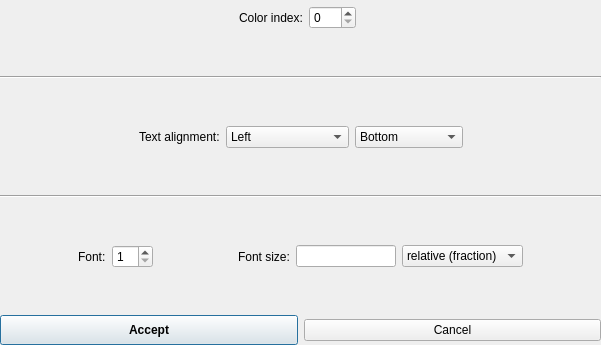
Old version of the form ants3bundle/src/ants3/gui/aroottextconfigurator.ui in the repository andrmor/ANTS3bundle.
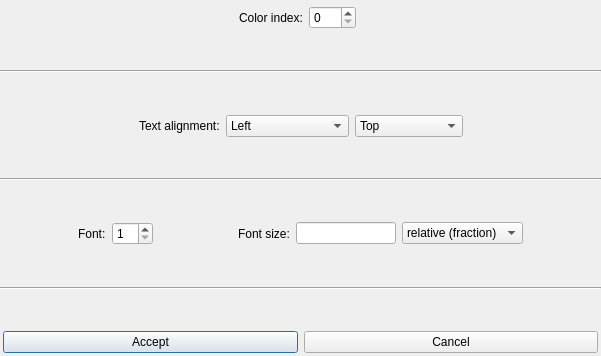
New version of the form.

Patch:
```diff
--- a/ants3bundle/src/ants3/gui/aroottextconfigurator.ui
+++ b/ants3bundle/src/ants3/gui/aroottextconfigurator.ui
@@ -7,7 +7,7 @@
     <x>0</x>
     <y>0</y>
     <width>601</width>
-    <height>345</height>
+    <height>356</height>
    </rect>
   </property>
   <property name="sizePolicy">
@@ -35,10 +35,10 @@
    <item>
     <widget class="QFrame" name="frColorPanel">
      <property name="frameShape">
-      <enum>QFrame::StyledPanel</enum>
+      <enum>QFrame::Shape::StyledPanel</enum>
      </property>
      <property name="frameShadow">
-      <enum>QFrame::Raised</enum>
+      <enum>QFrame::Shadow::Raised</enum>
      </property>
     </widget>
    </item>
@@ -47,7 +47,7 @@
      <item>
       <spacer name="horizontalSpacer">
        <property name="orientation">
-        <enum>Qt::Horizontal</enum>
+        <enum>Qt::Orientation::Horizontal</enum>
        </property>
        <property name="sizeHint" stdset="0">
         <size>
@@ -74,17 +74,17 @@
      <item>
       <widget class="QFrame" name="frCol">
        <property name="frameShape">
-        <enum>QFrame::Box</enum>
+        <enum>QFrame::Shape::Box</enum>
        </property>
        <property name="frameShadow">
-        <enum>QFrame::Raised</enum>
+        <enum>QFrame::Shadow::Raised</enum>
        </property>
       </widget>
      </item>
      <item>
       <spacer name="horizontalSpacer_2">
        <property name="orientation">
-        <enum>Qt::Horizontal</enum>
+        <enum>Qt::Orientation::Horizontal</enum>
        </property>
        <property name="sizeHint" stdset="0">
         <size>
@@ -99,7 +99,7 @@
    <item>
     <spacer name="verticalSpacer_3">
      <property name="orientation">
-      <enum>Qt::Vertical</enum>
+      <enum>Qt::Orientation::Vertical</enum>
      </property>
      <property name="sizeHint" stdset="0">
       <size>
@@ -112,14 +112,14 @@
    <item>
     <widget class="Line" name="line">
      <property name="orientation">
-      <enum>Qt::Horizontal</enum>
+      <enum>Qt::Orientation::Horizontal</enum>
      </property>
     </widget>
    </item>
    <item>
     <spacer name="verticalSpacer_6">
      <property name="orientation">
-      <enum>Qt::Vertical</enum>
+      <enum>Qt::Orientation::Vertical</enum>
      </property>
      <property name="sizeHint" stdset="0">
       <size>
@@ -134,7 +134,7 @@
      <item>
       <spacer name="horizontalSpacer_3">
        <property name="orientation">
-        <enum>Qt::Horizontal</enum>
+        <enum>Qt::Orientation::Horizontal</enum>
        </property>
        <property name="sizeHint" stdset="0">
         <size>
@@ -172,27 +172,27 @@
      </item>
      <item>
       <widget class="QComboBox" name="cobVerticalAlignment">
-       <item>
-        <property name="text">
-         <string>Bottom</string>
-        </property>
-       </item>
-       <item>
-        <property name="text">
-         <string>Vertical center</string>
-        </property>
-       </item>
        <item>
         <property name="text">
          <string>Top</string>
         </property>
        </item>
+       <item>
+        <property name="text">
+         <string>Vertical center</string>
+        </property>
+       </item>
+       <item>
+        <property name="text">
+         <string>Bottom</string>
+        </property>
+       </item>
       </widget>
      </item>
      <item>
       <spacer name="horizontalSpacer_4">
        <property name="orientation">
-        <enum>Qt::Horizontal</enum>
+        <enum>Qt::Orientation::Horizontal</enum>
        </property>
        <property name="sizeHint" stdset="0">
         <size>
@@ -207,7 +207,7 @@
    <item>
     <spacer name="verticalSpacer">
      <property name="orientation">
-      <enum>Qt::Vertical</enum>
+      <enum>Qt::Orientation::Vertical</enum>
      </property>
      <property name="sizeHint" stdset="0">
       <size>
@@ -220,14 +220,14 @@
    <item>
     <widget class="Line" name="lineAlign">
      <property name="orientation">
-      <enum>Qt::Horizontal</enum>
+      <enum>Qt::Orientation::Horizontal</enum>
      </property>
     </widget>
    </item>
    <item>
     <spacer name="verticalSpacer_5">
      <property name="orientation">
-      <enum>Qt::Vertical</enum>
+      <enum>Qt::Orientation::Vertical</enum>
      </property>
      <property name="sizeHint" stdset="0">
       <size>
@@ -242,7 +242,7 @@
      <item>
       <spacer name="horizontalSpacer_6">
        <property name="orientation">
-        <enum>Qt::Horizontal</enum>
+        <enum>Qt::Orientation::Horizontal</enum>
        </property>
        <property name="sizeHint" stdset="0">
         <size>
@@ -272,7 +272,7 @@
      <item>
       <spacer name="horizontalSpacer_7">
        <property name="orientation">
-        <enum>Qt::Horizontal</enum>
+        <enum>Qt::Orientation::Horizontal</enum>
        </property>
        <property name="sizeHint" stdset="0">
         <size>
@@ -316,7 +316,7 @@
      <item>
       <spacer name="horizontalSpacer_8">
        <property name="orientation">
-        <enum>Qt::Horizontal</enum>
+        <enum>Qt::Orientation::Horizontal</enum>
        </property>
        <property name="sizeHint" stdset="0">
         <size>
@@ -328,10 +328,30 @@
      </item>
     </layout>
    </item>
+   <item>
+    <spacer name="verticalSpacer_7">
+     <property name="orientation">
+      <enum>Qt::Orientation::Vertical</enum>
+     </property>
+     <property name="sizeHint" stdset="0">
+      <size>
+       <width>20</width>
+       <height>20</height>
+      </size>
+     </property>
+    </spacer>
+   </item>
+   <item>
+    <widget class="Line" name="line_2">
+     <property name="orientation">
+      <enum>Qt::Orientation::Horizontal</enum>
+     </property>
+    </widget>
+   </item>
    <item>
     <spacer name="verticalSpacer_2">
      <property name="orientation">
-      <enum>Qt::Vertical</enum>
+      <enum>Qt::Orientation::Vertical</enum>
      </property>
      <property name="sizeHint" stdset="0">
       <size>
@@ -346,18 +366,33 @@
      <property name="topMargin">
       <number>0</number>
      </property>
+     <item>
+      <spacer name="horizontalSpacer_5">
+       <property name="orientation">
+        <enum>Qt::Orientation::Horizontal</enum>
+       </property>
+       <property name="sizeType">
+        <enum>QSizePolicy::Policy::Fixed</enum>
+       </property>
+       <property name="sizeHint" stdset="0">
+        <size>
+         <width>3</width>
+         <height>20</height>
+        </size>
+       </property>
+      </spacer>
+     </item>
      <item>
       <widget class="QPushButton" name="pbAccept">
        <property name="minimumSize">
         <size>
          <width>0</width>
-         <height>30</height>
+         <height>0</height>
         </size>
        </property>
        <property name="font">
         <font>
-         <weight>75</weight>
-         <bold>true</bold>
+         <fontweight>DemiBold</fontweight>
         </font>
        </property>
        <property name="text">
@@ -372,8 +407,40 @@
        </property>
       </widget>
      </item>
+     <item>
+      <spacer name="horizontalSpacer_9">
+       <property name="orientation">
+        <enum>Qt::Orientation::Horizontal</enum>
+       </property>
+       <property name="sizeType">
+        <enum>QSizePolicy::Policy::Fixed</enum>
+       </property>
+       <property name="sizeHint" stdset="0">
+        <size>
+         <width>3</width>
+         <height>20</height>
+        </size>
+       </property>
+      </spacer>
+     </item>
     </layout>
    </item>
+   <item>
+    <spacer name="verticalSpacer_4">
+     <property name="orientation">
+      <enum>Qt::Orientation::Vertical</enum>
+     </property>
+     <property name="sizeType">
+      <enum>QSizePolicy::Policy::Fixed</enum>
+     </property>
+     <property name="sizeHint" stdset="0">
+      <size>
+       <width>20</width>
+       <height>3</height>
+      </size>
+     </property>
+    </spacer>
+   </item>
   </layout>
  </widget>
  <tabstops>
```
